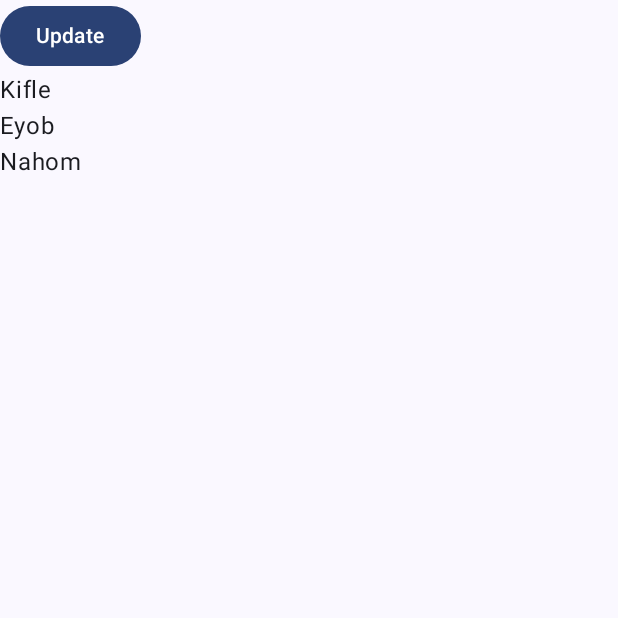
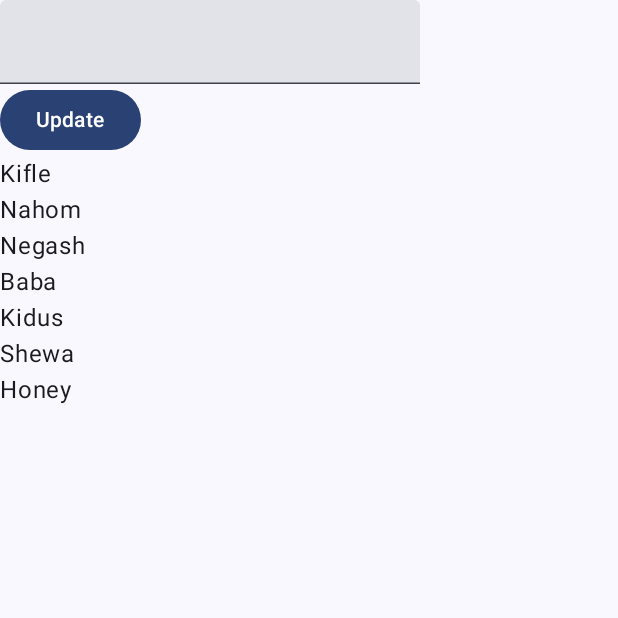
Before and after one commit to Nnegash1/QuickBill, an Android app built with Jetpack Compose: the screen it shows after launch (MainActivity), on a phone screen of 412 x 824 dp, the top half of it. Run offline under Robolectric (Android 15) with nearby library versions, the phone set to English and light mode, and no system bars; our stand-ins replace Dagger/Hilt's generated code, Room's generated code.

Commit message:
Added Search Functionality and a view-model to store list of clients.

```diff
--- a/app/src/main/java/com/example/data/datasource/entites/Client.kt
+++ b/app/src/main/java/com/example/data/datasource/entites/Client.kt
@@ -11,4 +11,14 @@ data class Client(
     val postCode: String? = null,
     val city: String? = null,
     val province: String? = null,
-)
+) {
+    fun searchClient(query: String): Boolean {
+        val matchCombination = listOf(
+            "${name.first()}",
+            " $name",
+        )
+        return matchCombination.any {
+            it.contains(query, ignoreCase = true)
+        }
+    }
+}
--- a/app/src/main/java/com/example/data/datasource/local/MockData.kt
+++ b/app/src/main/java/com/example/data/datasource/local/MockData.kt
@@ -101,3 +101,83 @@ val mock_data = listOf(
         )
     )
 )
+
+val client_mock = listOf(
+    Client(
+        "Kifle",
+        phoneNumber = "000-000-0000",
+        email = "nahom@gmail.com",
+        country = "Ethiopia",
+        street = "Addis Ababa",
+        apt = "123",
+        postCode = "20866",
+        city = null,
+        province = null
+    ),
+    Client(
+        "Nahom",
+        phoneNumber = "000-000-0000",
+        email = "nahom@gmail.com",
+        country = "Ethiopia",
+        street = "Addis Ababa",
+        apt = "123",
+        postCode = "20866",
+        city = null,
+        province = null
+    ),
+    Client(
+        "Negash",
+        phoneNumber = "000-000-0000",
+        email = "nahom@gmail.com",
+        country = "Ethiopia",
+        street = "Addis Ababa",
+        apt = "123",
+        postCode = "20866",
+        city = null,
+        province = null
+    ),
+    Client(
+        "Baba",
+        phoneNumber = "000-000-0000",
+        email = "nahom@gmail.com",
+        country = "Ethiopia",
+        street = "Addis Ababa",
+        apt = "123",
+        postCode = "20866",
+        city = null,
+        province = null
+    ),
+    Client(
+        "Kidus",
+        phoneNumber = "000-000-0000",
+        email = "nahom@gmail.com",
+        country = "Ethiopia",
+        street = "Addis Ababa",
+        apt = "123",
+        postCode = "20866",
+        city = null,
+        province = null
+    ),
+    Client(
+        "Shewa",
+        phoneNumber = "000-000-0000",
+        email = "nahom@gmail.com",
+        country = "Ethiopia",
+        street = "Addis Ababa",
+        apt = "123",
+        postCode = "20866",
+        city = null,
+        province = null
+    ),
+    Client(
+        "Honey",
+        phoneNumber = "000-000-0000",
+        email = "nahom@gmail.com",
+        country = "Ethiopia",
+        street = "Addis Ababa",
+        apt = "123",
+        postCode = "20866",
+        city = null,
+        province = null
+    )
+)
--- a/app/src/main/java/com/example/data/repository/InvoiceRepository.kt
+++ b/app/src/main/java/com/example/data/repository/InvoiceRepository.kt
@@ -1,7 +1,9 @@
 package com.example.data.repository
 
+import com.example.data.datasource.entites.Client
 import com.example.data.datasource.entites.Invoice
 import com.example.data.datasource.local.InvoiceDAO
+import com.example.data.datasource.local.client_mock
 import com.example.data.datasource.local.mock_data
 import com.example.domain.repository.InvoiceRepository
 import kotlinx.coroutines.flow.Flow
@@ -42,4 +44,8 @@ class InvoiceRepository @Inject constructor(private val db: InvoiceDAO) : Invoic
             it.sortedByDescending { invoice -> invoice.client.name }
         }
     }
+
+    override fun getAllClientContact(): Flow<List<Client>> = flowOf(client_mock)
+
+
 }
--- a/app/src/main/java/com/example/domain/repository/InvoiceRepository.kt
+++ b/app/src/main/java/com/example/domain/repository/InvoiceRepository.kt
@@ -1,5 +1,6 @@
 package com.example.domain.repository
 
+import com.example.data.datasource.entites.Client
 import com.example.data.datasource.entites.Invoice
 import kotlinx.coroutines.flow.Flow
 
@@ -10,4 +11,6 @@ interface InvoiceRepository {
     fun filterByRefNo(refNo: Long): Flow<List<Invoice>>
     fun sortByDate(): Flow<List<Invoice>>
     fun sortByName(): Flow<List<Invoice>>
+
+    fun getAllClientContact(): Flow<List<Client>>
 }
--- a/app/src/main/java/com/example/presentation/view/MainActivity.kt
+++ b/app/src/main/java/com/example/presentation/view/MainActivity.kt
@@ -9,15 +9,18 @@ import androidx.compose.foundation.layout.fillMaxSize
 import androidx.compose.foundation.lazy.LazyColumn
 import androidx.compose.foundation.lazy.items
 import androidx.compose.material3.Button
+import androidx.compose.material3.ExperimentalMaterial3Api
 import androidx.compose.material3.MaterialTheme
 import androidx.compose.material3.Surface
 import androidx.compose.material3.Text
+import androidx.compose.material3.TextField
 import androidx.compose.runtime.Composable
 import androidx.compose.runtime.collectAsState
 import androidx.compose.ui.Modifier
 import androidx.compose.ui.tooling.preview.Preview
 import com.example.other.SortType
 import com.example.presentation.view.ui.theme.QuickBillTheme
+import com.example.presentation.viewmodel.ContactViewModel
 import com.example.presentation.viewmodel.InvoiceViewModelFactory
 import com.example.presentation.viewmodel.MainViewModel
 import dagger.hilt.android.AndroidEntryPoint
@@ -28,6 +31,9 @@ class MainActivity : ComponentActivity() {
     @Inject
     lateinit var factory: InvoiceViewModelFactory
     private val mainViewModel by viewModels<MainViewModel> { factory }
+    private val contactViewModel by viewModels<ContactViewModel> { factory }
+
+    @OptIn(ExperimentalMaterial3Api::class)
     override fun onCreate(savedInstanceState: Bundle?) {
         super.onCreate(savedInstanceState)
         setContent {
@@ -37,19 +43,21 @@ class MainActivity : ComponentActivity() {
                     modifier = Modifier.fillMaxSize(),
                     color = MaterialTheme.colorScheme.background
                 ) {
-                    val result = mainViewModel.invoice.collectAsState()
-                    Column() {
+
+                    val result = contactViewModel.client.collectAsState(listOf())
+                    val defaultSearch = contactViewModel.searchText.collectAsState().value
+
+                    Column {
+                        TextField(value = defaultSearch, onValueChange = contactViewModel::onSearch)
                         Button(onClick = { mainViewModel.sortInvoice(SortType.NAME) }) {
                             Text(text = "Update")
                         }
                         LazyColumn() {
                             items(result.value) {
-                                Text(text = it.client.name)
+                                Text(text = it.name)
                             }
                         }
                     }
-
-
                 }
             }
         }
--- /dev/null
+++ b/app/src/main/java/com/example/presentation/viewmodel/ContactViewModel.kt
@@ -0,0 +1,34 @@
+package com.example.presentation.viewmodel
+
+import androidx.lifecycle.ViewModel
+import androidx.lifecycle.viewModelScope
+import com.example.data.datasource.entites.Client
+import com.example.domain.repository.InvoiceRepository
+import kotlinx.coroutines.flow.MutableStateFlow
+import kotlinx.coroutines.flow.SharingStarted
+import kotlinx.coroutines.flow.StateFlow
+import kotlinx.coroutines.flow.asStateFlow
+import kotlinx.coroutines.flow.combine
+import kotlinx.coroutines.flow.stateIn
+import javax.inject.Inject
+
+class ContactViewModel @Inject constructor(val repository: InvoiceRepository) : ViewModel() {
+    private val _client = repository.getAllClientContact()
+        .stateIn(viewModelScope, SharingStarted.WhileSubscribed(5000), listOf())
+    private val _searchText = MutableStateFlow("")
+    val searchText get() = _searchText.asStateFlow()
+    val client: StateFlow<List<Client>>
+        get() = combine(_searchText, _client) { text, client ->
+            if (text.isBlank()) {
+                client
+            } else {
+                client.filter {
+                    it.searchClient(text)
+                }
+            }
+        }.stateIn(viewModelScope, SharingStarted.WhileSubscribed(1000), _client.value)
+
+    fun onSearch(name: String) {
+        _searchText.value = name
+    }
+}
--- a/app/src/main/java/com/example/presentation/viewmodel/InvoiceViewModelFactory.kt
+++ b/app/src/main/java/com/example/presentation/viewmodel/InvoiceViewModelFactory.kt
@@ -14,6 +14,12 @@ class InvoiceViewModelFactory @Inject constructor(private val repo: InvoiceRepos
                 @Suppress("UNCHECKED_CAST")
                 MainViewModel(repo) as T
             }
+
+            ContactViewModel::class.java.simpleName -> {
+                @Suppress("UNCHECKED_CAST")
+                ContactViewModel(repo) as T
+            }
+
             else -> {
                 throw IllegalArgumentException("ViewModel Not compatible")
             }
--- a/app/src/main/java/com/example/presentation/viewmodel/MainViewModel.kt
+++ b/app/src/main/java/com/example/presentation/viewmodel/MainViewModel.kt
@@ -11,8 +11,9 @@ import kotlinx.coroutines.flow.combine
 import kotlinx.coroutines.flow.firstOrNull
 import kotlinx.coroutines.flow.launchIn
 import kotlinx.coroutines.launch
+import javax.inject.Inject
 
-class MainViewModel(private val repository: InvoiceRepository) : ViewModel() {
+class MainViewModel @Inject constructor(private val repository: InvoiceRepository) : ViewModel() {
     private val _invoicesSortByDate get() = repository.sortByDate()
     private val _invoicesSortByName get() = repository.sortByName()
     private val _invoice = MutableStateFlow(listOf<Invoice>())
@@ -31,8 +32,13 @@ class MainViewModel(private val repository: InvoiceRepository) : ViewModel() {
     fun sortInvoice(sortType: SortType) {
         viewModelScope.launch {
             when (sortType) {
-                SortType.DATE -> { _invoicesSortByDate.firstOrNull()?.let { _invoice.value = it } }
-                SortType.NAME -> { _invoicesSortByName.firstOrNull()?.let { _invoice.value = it } }
+                SortType.DATE -> {
+                    _invoicesSortByDate.firstOrNull()?.let { _invoice.value = it }
+                }
+
+                SortType.NAME -> {
+                    _invoicesSortByName.firstOrNull()?.let { _invoice.value = it }
+                }
             }
         }
         this.sortType = sortType
```
